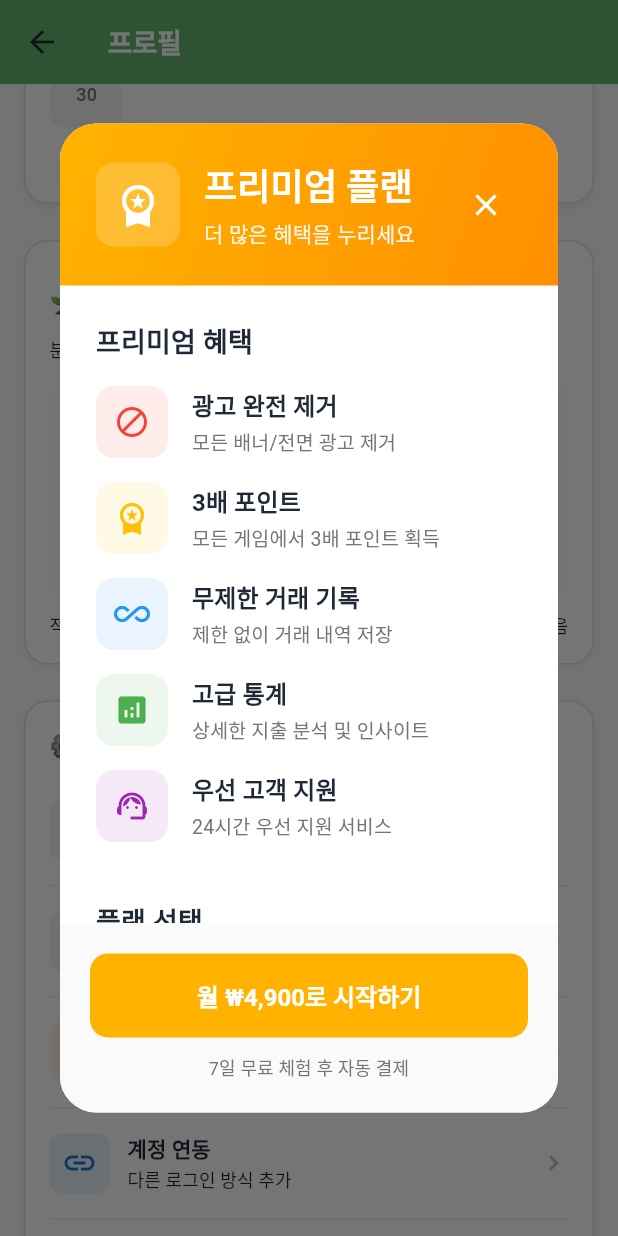
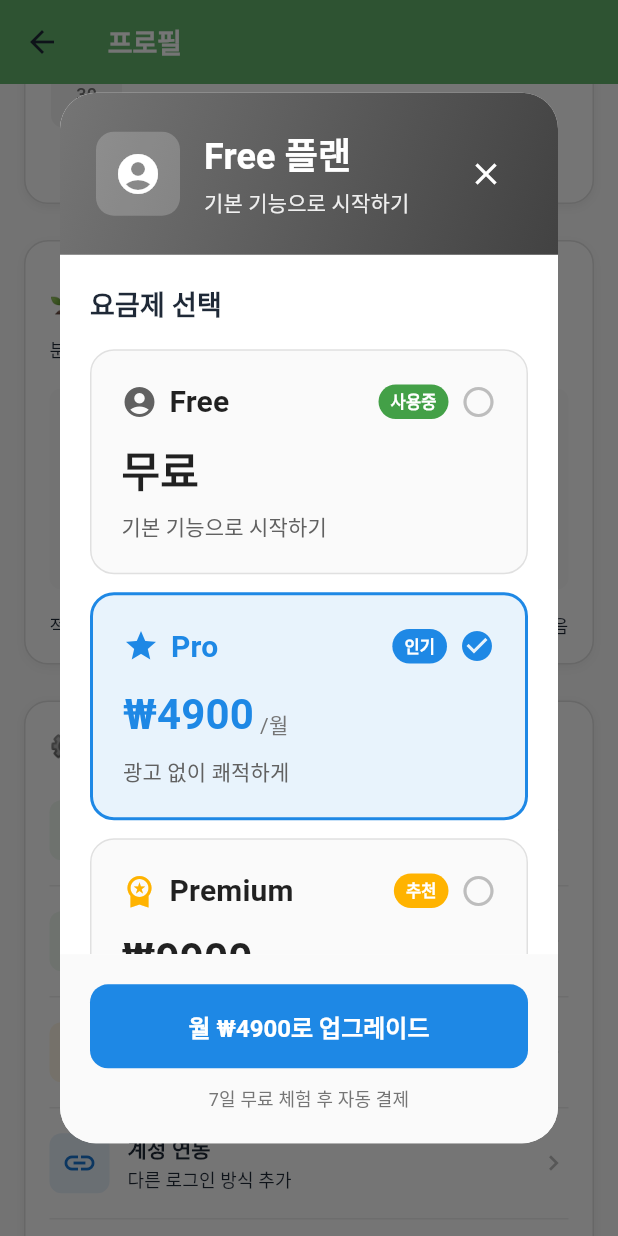
Before and after one commit to dlworua/money_app, a Flutter app: the ProfileView screen opened directly, scrolled down 576 dp, after a tap on "프리미엄 가입", on a phone screen of 412 x 824 dp. Run offline on Flutter 3.47's test engine with Material 3 defaults, Android fonts, the phone set to English and light mode, and no system bars; our stand-ins replace auto_size_text, flutter_riverpod, flutter_svg, google_mobile_ads, google_sign_in, in_app_purchase and 3 more; accounts and stored records are empty; network calls fail; Roboto replaces fonts that are missing (SF Pro Display).

Commit message:
feat: 요금제를 Free/Pro/Premium 3단계로 개편
- SubscriptionDialog 생성 (3단계 요금제 표시)
- Free: ₩0, Pro: ₩4,900, Premium: ₩9,900
- 각 요금제별 기능 및 혜택 상세 표시
- profile_view에서 PremiumDialog → SubscriptionDialog로 교체
- subscription_tier.dart 기반 요금제 기능 구현

TODO: UserModel에 subscriptionTier 필드 추가 필요

```diff
--- /dev/null
+++ b/lib/presentation/dialogs/subscription_dialog.dart
@@ -0,0 +1,489 @@
+import 'package:flutter/material.dart';
+import 'package:flutter_riverpod/flutter_riverpod.dart';
+
+import '../../data/models/subscription_tier.dart';
+import '../viewmodels/providers.dart';
+
+/// 요금제 구독 다이얼로그 (Free/Pro/Premium 3단계)
+class SubscriptionDialog extends ConsumerStatefulWidget {
+  const SubscriptionDialog({super.key});
+
+  @override
+  ConsumerState<SubscriptionDialog> createState() => _SubscriptionDialogState();
+}
+
+class _SubscriptionDialogState extends ConsumerState<SubscriptionDialog> {
+  // 선택된 플랜 (0: Free, 1: Pro, 2: Premium)
+  int _selectedPlan = 1; // 기본값 Pro
+
+  @override
+  Widget build(BuildContext context) {
+    final user = ref.watch(homeViewModelProvider).user;
+    // TODO: UserModel에 subscriptionTier 필드 추가 필요
+    // 현재는 isPremium 기반으로 임시 매핑
+    final currentTier = user?.isPremium == true
+        ? SubscriptionTier.premium
+        : SubscriptionTier.free;
+
+    return Dialog(
+      shape: RoundedRectangleBorder(borderRadius: BorderRadius.circular(24)),
+      child: Container(
+        constraints: BoxConstraints(
+          maxHeight: MediaQuery.of(context).size.height * 0.85,
+        ),
+        child: Column(
+          mainAxisSize: MainAxisSize.min,
+          children: [
+            // 헤더
+            Container(
+              padding: const EdgeInsets.all(24),
+              decoration: BoxDecoration(
+                gradient: LinearGradient(
+                  colors: _getGradientColors(currentTier),
+                  begin: Alignment.topLeft,
+                  end: Alignment.bottomRight,
+                ),
+                borderRadius: const BorderRadius.only(
+                  topLeft: Radius.circular(24),
+                  topRight: Radius.circular(24),
+                ),
+              ),
+              child: Row(
+                children: [
+                  Container(
+                    padding: const EdgeInsets.all(12),
+                    decoration: BoxDecoration(
+                      color: Colors.white.withValues(alpha: 0.2),
+                      borderRadius: BorderRadius.circular(12),
+                    ),
+                    child: Icon(
+                      _getTierIcon(currentTier),
+                      color: Colors.white,
+                      size: 32,
+                    ),
+                  ),
+                  const SizedBox(width: 16),
+                  Expanded(
+                    child: Column(
+                      crossAxisAlignment: CrossAxisAlignment.start,
+                      children: [
+                        Text(
+                          '${currentTier.displayName} 플랜',
+                          style: const TextStyle(
+                            color: Colors.white,
+                            fontSize: 24,
+                            fontWeight: FontWeight.bold,
+                          ),
+                        ),
+                        const SizedBox(height: 4),
+                        Text(
+                          currentTier.description,
+                          style: TextStyle(
+                            color: Colors.white.withValues(alpha: 0.9),
+                            fontSize: 14,
+                          ),
+                        ),
+                      ],
+                    ),
+                  ),
+                  IconButton(
+                    onPressed: () => Navigator.pop(context),
+                    icon: const Icon(Icons.close, color: Colors.white),
+                  ),
+                ],
+              ),
+            ),
+
+            // 본문
+            Flexible(
+              child: SingleChildScrollView(
+                padding: const EdgeInsets.all(20),
+                child: Column(
+                  crossAxisAlignment: CrossAxisAlignment.start,
+                  children: [
+                    // 플랜 선택
+                    const Text(
+                      '요금제 선택',
+                      style: TextStyle(
+                        fontSize: 18,
+                        fontWeight: FontWeight.bold,
+                      ),
+                    ),
+                    const SizedBox(height: 16),
+
+                    // Free 플랜
+                    _buildPlanCard(
+                      tier: SubscriptionTier.free,
+                      index: 0,
+                      isCurrentPlan: currentTier == SubscriptionTier.free,
+                    ),
+
+                    const SizedBox(height: 12),
+
+                    // Pro 플랜 (인기)
+                    _buildPlanCard(
+                      tier: SubscriptionTier.pro,
+                      index: 1,
+                      badge: '인기',
+                      isCurrentPlan: currentTier == SubscriptionTier.pro,
+                    ),
+
+                    const SizedBox(height: 12),
+
+                    // Premium 플랜 (추천)
+                    _buildPlanCard(
+                      tier: SubscriptionTier.premium,
+                      index: 2,
+                      badge: '추천',
+                      isCurrentPlan: currentTier == SubscriptionTier.premium,
+                    ),
+
+                    const SizedBox(height: 24),
+
+                    // 선택된 플랜 상세 정보
+                    if (_selectedPlan >= 0) ...[
+                      const Text(
+                        '포함된 혜택',
+                        style: TextStyle(
+                          fontSize: 18,
+                          fontWeight: FontWeight.bold,
+                        ),
+                      ),
+                      const SizedBox(height: 12),
+                      ..._getSelectedTier().features.map(
+                            (feature) => _buildFeatureItem(feature),
+                          ),
+                    ],
+                  ],
+                ),
+              ),
+            ),
+
+            // 하단 버튼
+            Container(
+              padding: const EdgeInsets.all(20),
+              decoration: BoxDecoration(
+                color: Colors.grey[50],
+                borderRadius: const BorderRadius.only(
+                  bottomLeft: Radius.circular(24),
+                  bottomRight: Radius.circular(24),
+                ),
+              ),
+              child: Column(
+                children: [
+                  if (_getSelectedTier() != currentTier) ...[
+                    SizedBox(
+                      width: double.infinity,
+                      child: ElevatedButton(
+                        onPressed: () => _handleSubscribe(context),
+                        style: ElevatedButton.styleFrom(
+                          backgroundColor: _getPrimaryColor(_getSelectedTier()),
+                          foregroundColor: Colors.white,
+                          padding: const EdgeInsets.symmetric(vertical: 16),
+                          shape: RoundedRectangleBorder(
+                            borderRadius: BorderRadius.circular(12),
+                          ),
+                          elevation: 0,
+                        ),
+                        child: Text(
+                          _getSelectedTier().price == 0
+                              ? 'Free 플랜으로 변경'
+                              : '월 ₩${_getSelectedTier().price}로 업그레이드',
+                          style: const TextStyle(
+                            fontSize: 16,
+                            fontWeight: FontWeight.w600,
+                          ),
+                        ),
+                      ),
+                    ),
+                    if (_getSelectedTier().price > 0) ...[
+                      const SizedBox(height: 12),
+                      Text(
+                        '7일 무료 체험 후 자동 결제',
+                        style: TextStyle(
+                          fontSize: 12,
+                          color: Colors.grey[600],
+                        ),
+                        textAlign: TextAlign.center,
+                      ),
+                    ],
+                  ] else ...[
+                    Container(
+                      padding: const EdgeInsets.all(16),
+                      decoration: BoxDecoration(
+                        color: Colors.green[50],
+                        borderRadius: BorderRadius.circular(12),
+                        border: Border.all(color: Colors.green[200]!),
+                      ),
+                      child: Row(
+                        children: [
+                          Icon(Icons.check_circle, color: Colors.green[600]),
+                          const SizedBox(width: 12),
+                          Expanded(
+                            child: Text(
+                              '현재 사용 중인 플랜입니다',
+                              style: TextStyle(
+                                color: Colors.green[900],
+                                fontWeight: FontWeight.w600,
+                              ),
+                            ),
+                          ),
+                        ],
+                      ),
+                    ),
+                  ],
+                ],
+              ),
+            ),
+          ],
+        ),
+      ),
+    );
+  }
+
+  /// 선택된 요금제 가져오기
+  SubscriptionTier _getSelectedTier() {
+    return SubscriptionTier.values[_selectedPlan];
+  }
+
+  /// 요금제별 그라데이션 색상
+  List<Color> _getGradientColors(SubscriptionTier tier) {
+    switch (tier) {
+      case SubscriptionTier.free:
+        return [Colors.grey[600]!, Colors.grey[800]!];
+      case SubscriptionTier.pro:
+        return [Colors.blue[600]!, Colors.blue[800]!];
+      case SubscriptionTier.premium:
+        return [Colors.amber[600]!, Colors.amber[800]!];
+    }
+  }
+
+  /// 요금제별 아이콘
+  IconData _getTierIcon(SubscriptionTier tier) {
+    switch (tier) {
+      case SubscriptionTier.free:
+        return Icons.account_circle;
+      case SubscriptionTier.pro:
+        return Icons.star;
+      case SubscriptionTier.premium:
+        return Icons.workspace_premium;
+    }
+  }
+
+  /// 요금제별 메인 색상
+  Color _getPrimaryColor(SubscriptionTier tier) {
+    switch (tier) {
+      case SubscriptionTier.free:
+        return Colors.grey[700]!;
+      case SubscriptionTier.pro:
+        return Colors.blue[600]!;
+      case SubscriptionTier.premium:
+        return Colors.amber[600]!;
+    }
+  }
+
+  /// 플랜 카드
+  Widget _buildPlanCard({
+    required SubscriptionTier tier,
+    required int index,
+    required bool isCurrentPlan,
+    String? badge,
+  }) {
+    final isSelected = _selectedPlan == index;
+    final baseColor = _getPrimaryColor(tier);
+
+    return InkWell(
+      onTap: () => setState(() => _selectedPlan = index),
+      borderRadius: BorderRadius.circular(16),
+      child: Container(
+        padding: const EdgeInsets.all(20),
+        decoration: BoxDecoration(
+          color: isSelected
+              ? baseColor.withValues(alpha: 0.1)
+              : Colors.grey[50],
+          borderRadius: BorderRadius.circular(16),
+          border: Border.all(
+            color: isSelected ? baseColor : Colors.grey[300]!,
+            width: isSelected ? 2 : 1,
+          ),
+        ),
+        child: Column(
+          crossAxisAlignment: CrossAxisAlignment.start,
+          children: [
+            Row(
+              children: [
+                Icon(
+                  _getTierIcon(tier),
+                  color: baseColor,
+                  size: 24,
+                ),
+                const SizedBox(width: 8),
+                Expanded(
+                  child: Text(
+                    tier.displayName,
+                    style: TextStyle(
+                      fontSize: 20,
+                      fontWeight: FontWeight.bold,
+                      color: isSelected ? baseColor : Colors.black87,
+                    ),
+                  ),
+                ),
+                if (isCurrentPlan)
+                  Container(
+                    padding: const EdgeInsets.symmetric(
+                      horizontal: 8,
+                      vertical: 4,
+                    ),
+                    decoration: BoxDecoration(
+                      color: Colors.green[600],
+                      borderRadius: BorderRadius.circular(12),
+                    ),
+                    child: const Text(
+                      '사용중',
+                      style: TextStyle(
+                        fontSize: 11,
+                        fontWeight: FontWeight.w600,
+                        color: Colors.white,
+                      ),
+                    ),
+                  ),
+                if (badge != null && !isCurrentPlan)
+                  Container(
+                    padding: const EdgeInsets.symmetric(
+                      horizontal: 8,
+                      vertical: 4,
+                    ),
+                    decoration: BoxDecoration(
+                      color: baseColor,
+                      borderRadius: BorderRadius.circular(12),
+                    ),
+                    child: Text(
+                      badge,
+                      style: const TextStyle(
+                        fontSize: 11,
+                        fontWeight: FontWeight.w600,
+                        color: Colors.white,
+                      ),
+                    ),
+                  ),
+                const SizedBox(width: 8),
+                Icon(
+                  isSelected
+                      ? Icons.check_circle
+                      : Icons.radio_button_unchecked,
+                  color: isSelected ? baseColor : Colors.grey[400],
+                  size: 24,
+                ),
+              ],
+            ),
+            const SizedBox(height: 12),
+            Row(
+              crossAxisAlignment: CrossAxisAlignment.end,
+              children: [
+                Text(
+                  tier.price == 0 ? '무료' : '₩${tier.price}',
+                  style: TextStyle(
+                    fontSize: 28,
+                    fontWeight: FontWeight.bold,
+                    color: isSelected ? baseColor : Colors.black87,
+                  ),
+                ),
+                if (tier.price > 0)
+                  Padding(
+                    padding: const EdgeInsets.only(bottom: 2, left: 4),
+                    child: Text(
+                      '/월',
+                      style: TextStyle(
+                        fontSize: 14,
+                        color: Colors.grey[600],
+                      ),
+                    ),
+                  ),
+              ],
+            ),
+            const SizedBox(height: 8),
+            Text(
+              tier.description,
+              style: TextStyle(
+                fontSize: 14,
+                color: Colors.grey[700],
+              ),
+            ),
+          ],
+        ),
+      ),
+    );
+  }
+
+  /// 기능 항목
+  Widget _buildFeatureItem(String feature) {
+    return Padding(
+      padding: const EdgeInsets.only(bottom: 8),
+      child: Row(
+        crossAxisAlignment: CrossAxisAlignment.start,
+        children: [
+          Icon(
+            Icons.check_circle,
+            color: _getPrimaryColor(_getSelectedTier()),
+            size: 20,
+          ),
+          const SizedBox(width: 12),
+          Expanded(
+            child: Text(
+              feature,
+              style: const TextStyle(fontSize: 14, height: 1.4),
+            ),
+          ),
+        ],
+      ),
+    );
+  }
+
+  /// 구독하기
+  void _handleSubscribe(BuildContext context) {
+    final selectedTier = _getSelectedTier();
+
+    // TODO: 실제 결제 로직 구현
+    showDialog(
+      context: context,
+      builder: (context) => AlertDialog(
+        title: Text('${selectedTier.displayName} 플랜 구독'),
+        content: Text(
+          selectedTier.price == 0
+              ? 'Free 플랜으로 변경하시겠습니까?\n\n유료 플랜의 혜택이 해제됩니다.'
+              : '${selectedTier.displayName} 플랜(₩${selectedTier.price}/월)을 구독하시겠습니까?\n\n7일 무료 체험 후 자동 결제됩니다.',
+        ),
+        actions: [
+          TextButton(
+            onPressed: () => Navigator.pop(context),
+            child: const Text('취소'),
+          ),
+          ElevatedButton(
+            onPressed: () {
+              // TODO: 실제 구독 처리 로직
+              // ref.read(homeViewModelProvider.notifier).upgradeTier(selectedTier);
+
+              Navigator.pop(context); // 확인 다이얼로그 닫기
+              Navigator.pop(context); // 구독 다이얼로그 닫기
+              ScaffoldMessenger.of(context).showSnackBar(
+                SnackBar(
+                  content: Text(
+                    selectedTier.price == 0
+                        ? 'Free 플랜으로 변경되었습니다'
+                        : '🎉 ${selectedTier.displayName} 플랜 구독이 완료되었습니다!',
+                  ),
+                  backgroundColor:
+                      selectedTier.price == 0 ? Colors.orange : Colors.green,
+                ),
+              );
+            },
+            style: ElevatedButton.styleFrom(
+              backgroundColor: _getPrimaryColor(selectedTier),
+            ),
+            child: Text(selectedTier.price == 0 ? '변경하기' : '구독하기'),
+          ),
+        ],
+      ),
+    );
+  }
+}
--- a/lib/presentation/views/profile_view.dart
+++ b/lib/presentation/views/profile_view.dart
@@ -12,7 +12,7 @@ import '../viewmodels/theme_viewmodel.dart';
 import '../providers/auth_provider.dart';
 import '../../data/models/transaction.dart';
 import '../../data/repositories/transaction_repository.dart';
-import '../dialogs/premium_dialog.dart';
+import '../dialogs/subscription_dialog.dart';
 
 class ProfileView extends ConsumerStatefulWidget {
   const ProfileView({super.key});
@@ -1162,10 +1162,10 @@ class _ProfileViewState extends ConsumerState<ProfileView> {
                 : '광고 제거 및 3배 포인트',
             iconColor: Colors.amber[700]!,
             onTap: () {
-              // 프리미엄 다이얼로그 표시
+              // 요금제 다이얼로그 표시
               showDialog(
                 context: context,
-                builder: (context) => const PremiumDialog(),
+                builder: (context) => const SubscriptionDialog(),
               );
             },
           ),
```
